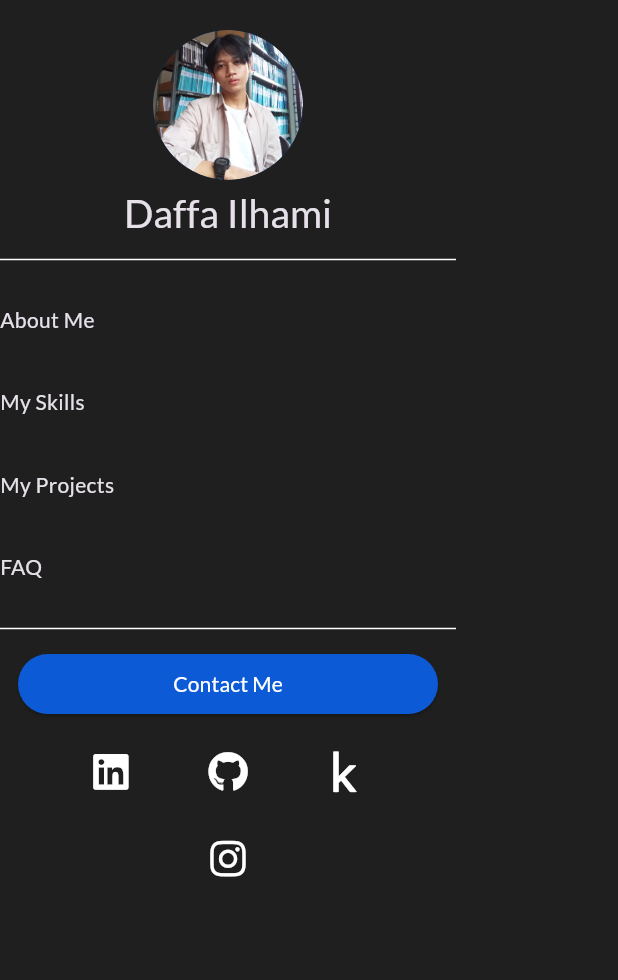
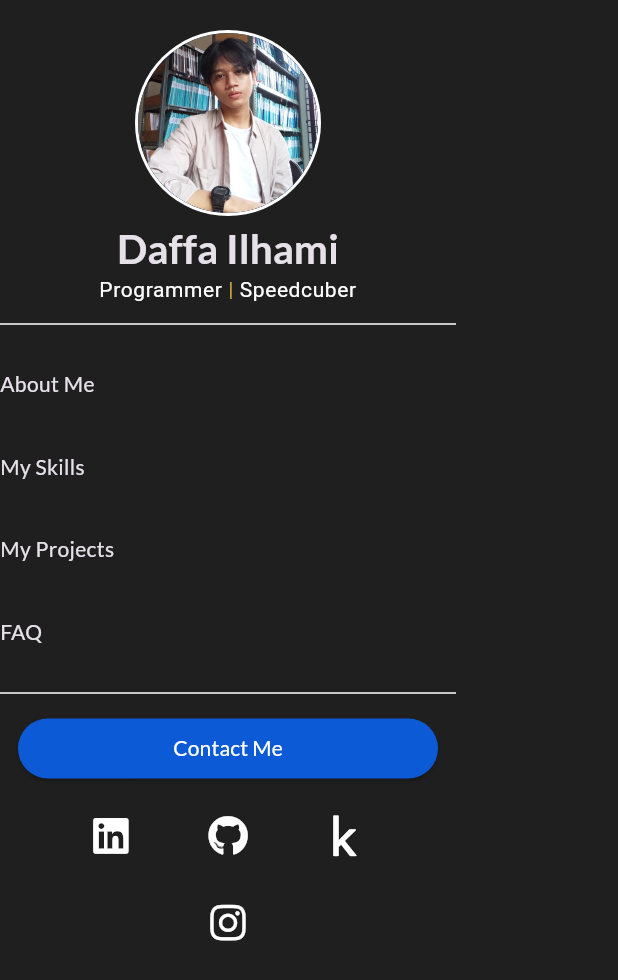
Before and after one commit to mdaffailhami/mdaffailhami, a Flutter app: the MyDrawer widget shown alone on an empty page, opened directly, on a phone screen of 412 x 824 dp. Shown: the top 980 px of the screen. Run offline on Flutter 3.47's test engine with Material 3 defaults, Android fonts, the phone set to English and light mode, and no system bars; our stand-ins replace font_awesome_flutter, google_fonts, simple_shadow, url_strategy; statements that could not run were skipped.

Commit message:
Update drawer.dart

```diff
--- a/lib/screens/home/components/drawer.dart
+++ b/lib/screens/home/components/drawer.dart
@@ -10,6 +10,13 @@ import 'skills.dart';
 class MyDrawer extends StatelessWidget {
   const MyDrawer({Key? key}) : super(key: key);
 
+  TextSpan getDivider(BuildContext context) {
+    return TextSpan(
+      text: ' | ',
+      style: TextStyle(color: Theme.of(context).colorScheme.secondaryContainer),
+    );
+  }
+
   @override
   Widget build(BuildContext context) {
     return Drawer(
@@ -18,16 +25,32 @@ class MyDrawer extends StatelessWidget {
         children: [
           const SizedBox(height: 20),
           const CircleAvatar(
-            backgroundImage: AssetImage('assets/profile.png'),
-            radius: 50,
+            radius: 62,
+            backgroundColor: Colors.white,
+            child: CircleAvatar(
+              backgroundImage: AssetImage('assets/profile.png'),
+              radius: 60,
+            ),
           ),
-          const SizedBox(height: 5),
+          const SizedBox(height: 4),
           Text(
             'Daffa Ilhami',
-            style: Theme.of(context)
-                .textTheme
-                .headlineSmall
-                ?.copyWith(fontSize: 26),
+            style: Theme.of(context).textTheme.headlineSmall?.copyWith(
+                  fontSize: 27,
+                  fontWeight: FontWeight.bold,
+                ),
+          ),
+          RichText(
+            textAlign: TextAlign.center,
+            text: TextSpan(
+              style:
+                  Theme.of(context).textTheme.bodySmall?.copyWith(fontSize: 14),
+              children: [
+                const TextSpan(text: 'Programmer'),
+                getDivider(context),
+                const TextSpan(text: 'Speedcuber'),
+              ],
+            ),
           ),
           const Divider(),
           Expanded(
```
